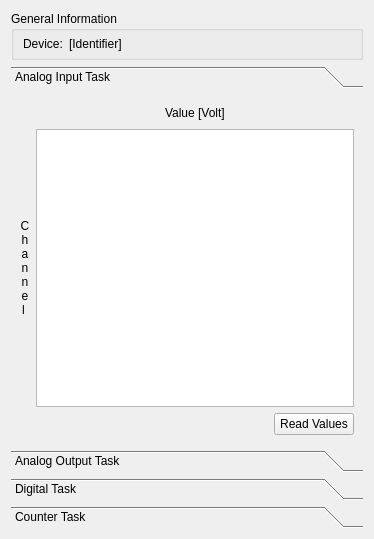
itom-project/plugins, file NI-DAQmx/dockNI-DAQmx.ui: the form before one commit.
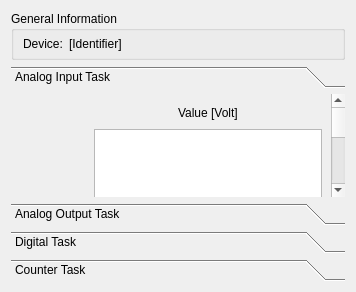
The form after the commit. The open tabs and pages were chosen to show the change.

```diff
--- a/NI-DAQmx/dockNI-DAQmx.ui
+++ b/NI-DAQmx/dockNI-DAQmx.ui
@@ -6,16 +6,10 @@
    <rect>
     <x>0</x>
     <y>0</y>
-    <width>374</width>
-    <height>539</height>
+    <width>356</width>
+    <height>292</height>
    </rect>
   </property>
-  <property name="minimumSize">
-   <size>
-    <width>0</width>
-    <height>109</height>
-   </size>
-  </property>
   <property name="windowTitle">
    <string>Form</string>
   </property>
@@ -28,18 +22,6 @@
        <verstretch>0</verstretch>
       </sizepolicy>
      </property>
-     <property name="minimumSize">
-      <size>
-       <width>0</width>
-       <height>0</height>
-      </size>
-     </property>
-     <property name="maximumSize">
-      <size>
-       <width>16777215</width>
-       <height>16777215</height>
-      </size>
-     </property>
      <property name="title">
       <string>General Information</string>
      </property>
@@ -89,8 +71,8 @@
        <rect>
         <x>0</x>
         <y>0</y>
-        <width>356</width>
-        <height>367</height>
+        <width>492</width>
+        <height>407</height>
        </rect>
       </property>
       <attribute name="label">
@@ -144,18 +126,6 @@
              <verstretch>0</verstretch>
             </sizepolicy>
            </property>
-           <property name="minimumSize">
-            <size>
-             <width>10</width>
-             <height>0</height>
-            </size>
-           </property>
-           <property name="maximumSize">
-            <size>
-             <width>10</width>
-             <height>16777215</height>
-            </size>
-           </property>
            <property name="text">
             <string>C h a n n e l </string>
            </property>
```
Left out of the diff: 26 changed lines with no effect on the pictures.
